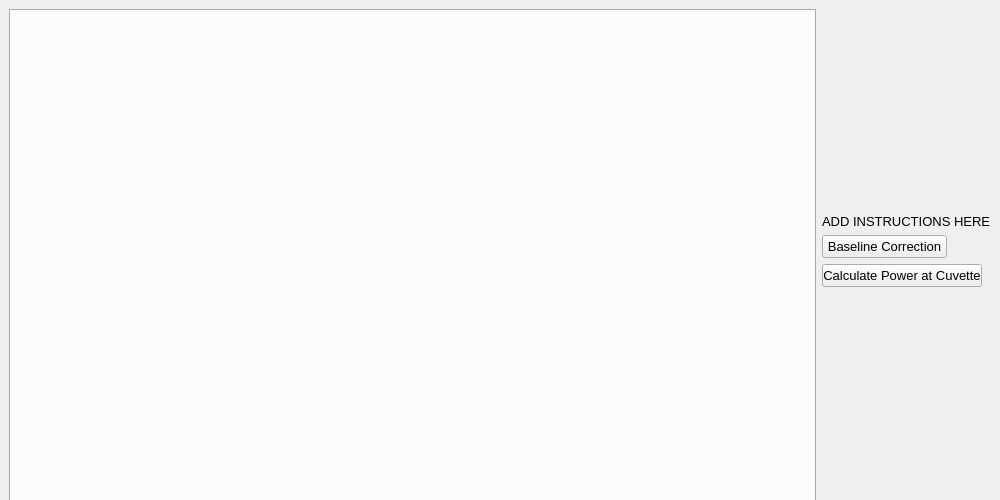
The window that UIs/WindowPowerProcessing.ui (CrespiLab/autoQY) describes before a commit, drawn with Qt 5.
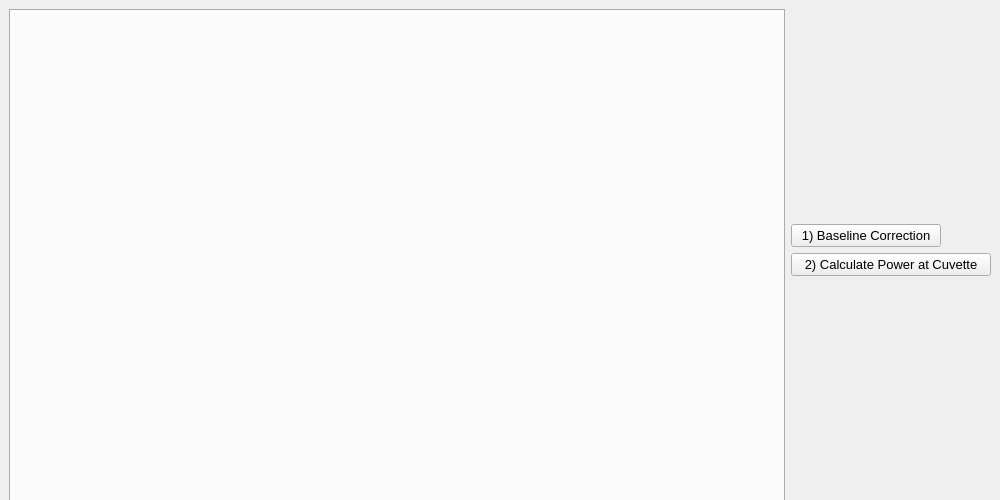
The same window after the commit.

Patch:
```diff
--- a/UIs/WindowPowerProcessing.ui
+++ b/UIs/WindowPowerProcessing.ui
@@ -62,29 +62,11 @@
           </property>
          </spacer>
         </item>
-        <item>
-         <widget class="QLabel" name="label">
-          <property name="maximumSize">
-           <size>
-            <width>200</width>
-            <height>25</height>
-           </size>
-          </property>
-          <property name="font">
-           <font>
-            <pointsize>10</pointsize>
-           </font>
-          </property>
-          <property name="text">
-           <string>ADD INSTRUCTIONS HERE</string>
-          </property>
-         </widget>
-        </item>
         <item>
          <widget class="QPushButton" name="WindowPP_baselineCorrectionButton">
           <property name="maximumSize">
            <size>
-            <width>125</width>
+            <width>150</width>
             <height>25</height>
            </size>
           </property>
@@ -94,7 +76,7 @@
            </font>
           </property>
           <property name="text">
-           <string>Baseline Correction</string>
+           <string>1) Baseline Correction</string>
           </property>
          </widget>
         </item>
@@ -108,7 +90,7 @@
           </property>
           <property name="maximumSize">
            <size>
-            <width>160</width>
+            <width>200</width>
             <height>25</height>
            </size>
           </property>
@@ -118,7 +100,7 @@
            </font>
           </property>
           <property name="text">
-           <string>Calculate Power at Cuvette</string>
+           <string>2) Calculate Power at Cuvette</string>
           </property>
          </widget>
         </item>
```
